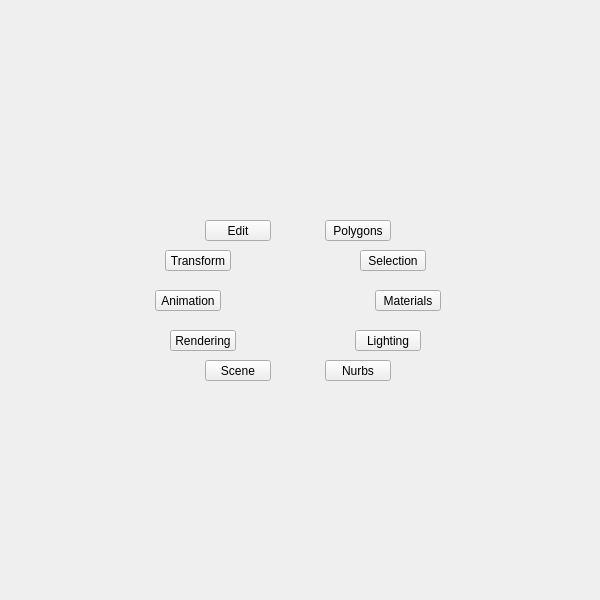
The window that ui/main.ui (m3trik/Scripts_portable) describes before a commit, drawn with Qt 5.
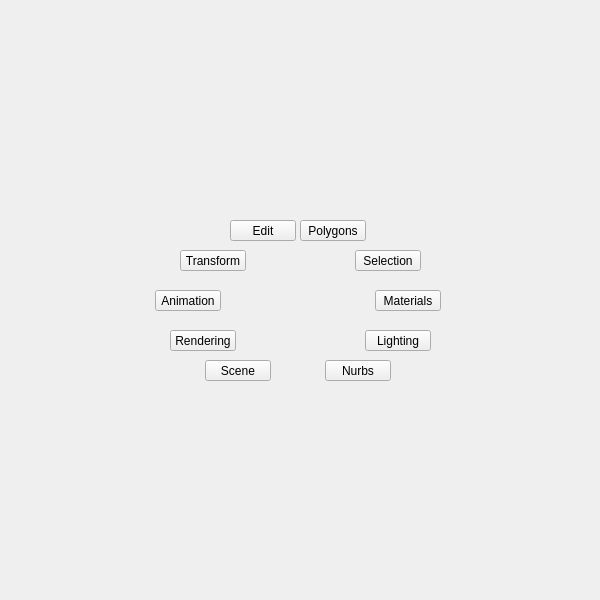
The same window after the commit.

Patch:
```diff
--- a/ui/main.ui
+++ b/ui/main.ui
@@ -91,7 +91,7 @@
     <widget class="QPushButton" name="i010">
      <property name="geometry">
       <rect>
-       <x>170</x>
+       <x>145</x>
        <y>0</y>
        <width>66</width>
        <height>21</height>
@@ -175,7 +175,7 @@
     <widget class="QPushButton" name="i009">
      <property name="geometry">
       <rect>
-       <x>205</x>
+       <x>200</x>
        <y>30</y>
        <width>66</width>
        <height>21</height>
@@ -203,7 +203,7 @@
     <widget class="QPushButton" name="i008">
      <property name="geometry">
       <rect>
-       <x>10</x>
+       <x>25</x>
        <y>30</y>
        <width>66</width>
        <height>21</height>
@@ -231,7 +231,7 @@
     <widget class="QPushButton" name="i007">
      <property name="geometry">
       <rect>
-       <x>50</x>
+       <x>75</x>
        <y>0</y>
        <width>66</width>
        <height>21</height>
@@ -287,7 +287,7 @@
     <widget class="QPushButton" name="i014">
      <property name="geometry">
       <rect>
-       <x>200</x>
+       <x>210</x>
        <y>110</y>
        <width>66</width>
        <height>21</height>
```
Left out of the diff: 11 changed lines with no effect on the pictures.
